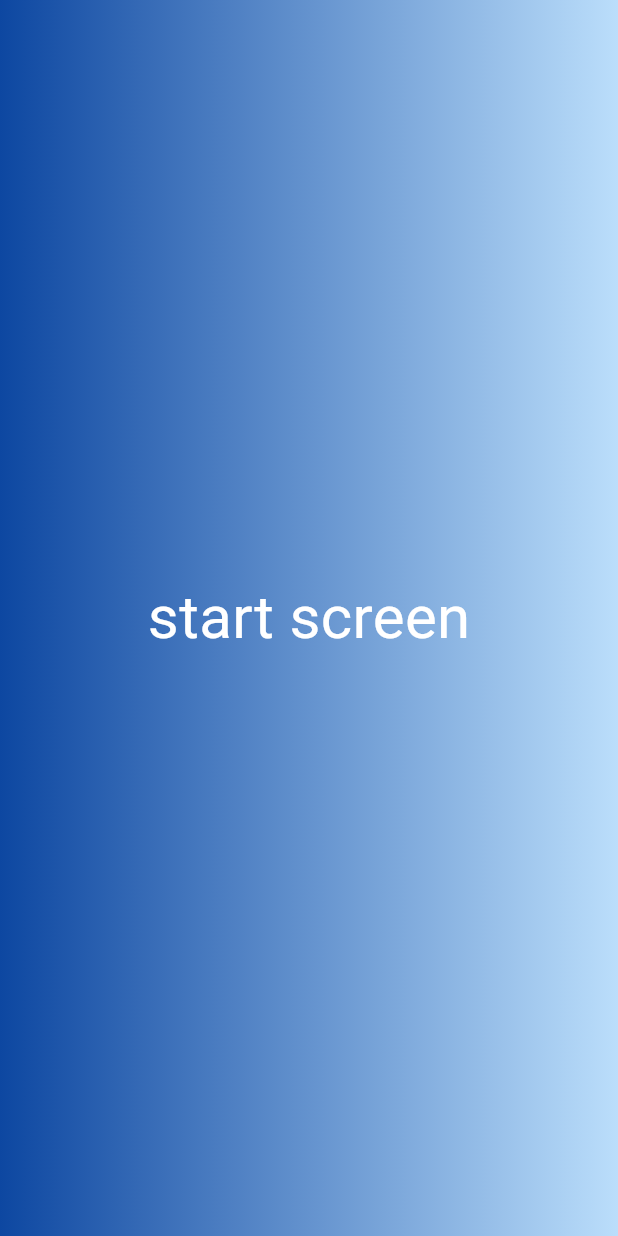
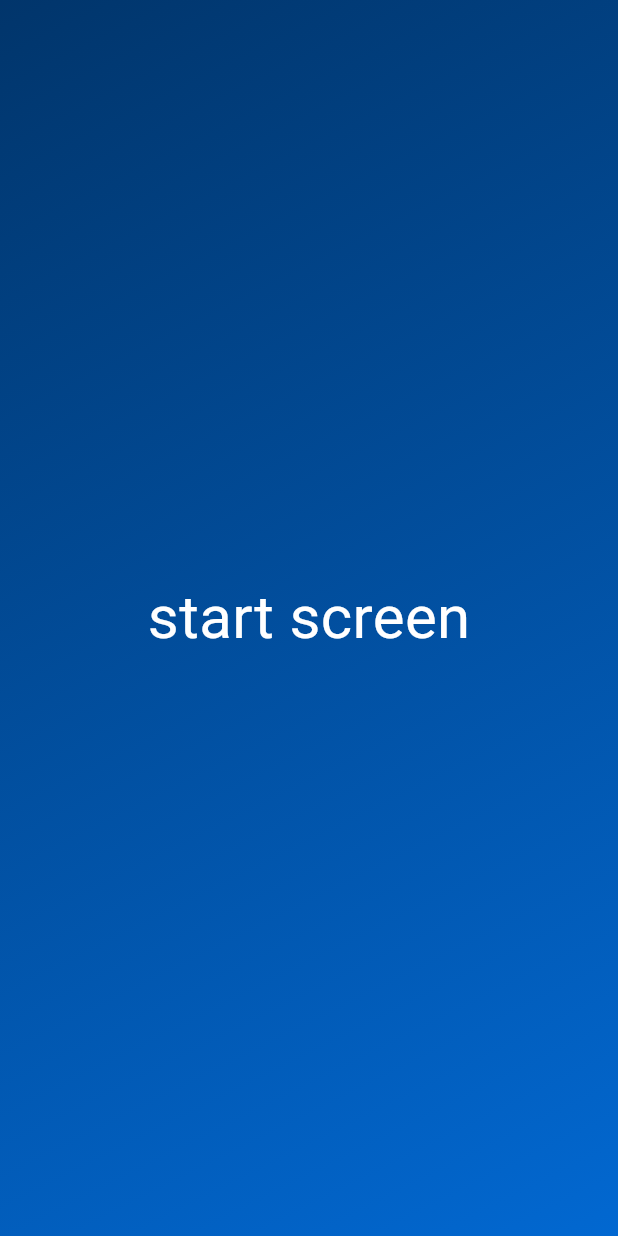
Before and after one commit to Vini070/quiz_application, a Flutter app: the screen it shows after launch, on a phone screen of 412 x 824 dp. Run offline on Flutter 3.47's test engine with Material 3 defaults, Android fonts, the phone set to English and light mode, and no system bars.

Commit message:
extracted the MaterialApp widget to a new stateful widget and corrected the lineargradient color and it's alignment.

```diff
--- a/lib/main.dart
+++ b/lib/main.dart
@@ -2,16 +2,33 @@ import 'package:flutter/material.dart';
 import 'package:quiz_application/initial_screen.dart';
 
 
-void main(){
-  runApp( MaterialApp(
-    home:Scaffold(
-      body: Container(
-        decoration:BoxDecoration(
-          gradient: LinearGradient(
-            colors:[ Colors.blue.shade900,Colors.blue.shade100],
-            )),
-        child: InitialScreen(),
+void main() {
+  runApp(const MainScreen());
+}
+
+class MainScreen extends StatefulWidget {
+  const MainScreen({super.key});
+
+  @override
+  State<MainScreen> createState() => _MainScreenState();
+}
+
+class _MainScreenState extends State<MainScreen> {
+  @override
+  Widget build(BuildContext context) {
+    return MaterialApp(
+      debugShowCheckedModeBanner: false,
+      home: Scaffold(
+        body: Container(
+          decoration: const BoxDecoration(
+              gradient: LinearGradient(
+            begin: Alignment.topLeft,
+            end: Alignment.bottomRight,
+            colors: [Color(0xff01356B), Color(0xff0268D1)],
+          )),
+          child: const InitialScreen(),
         ),
-
-    )));
+      ),
+    );
+  }
 }
```
